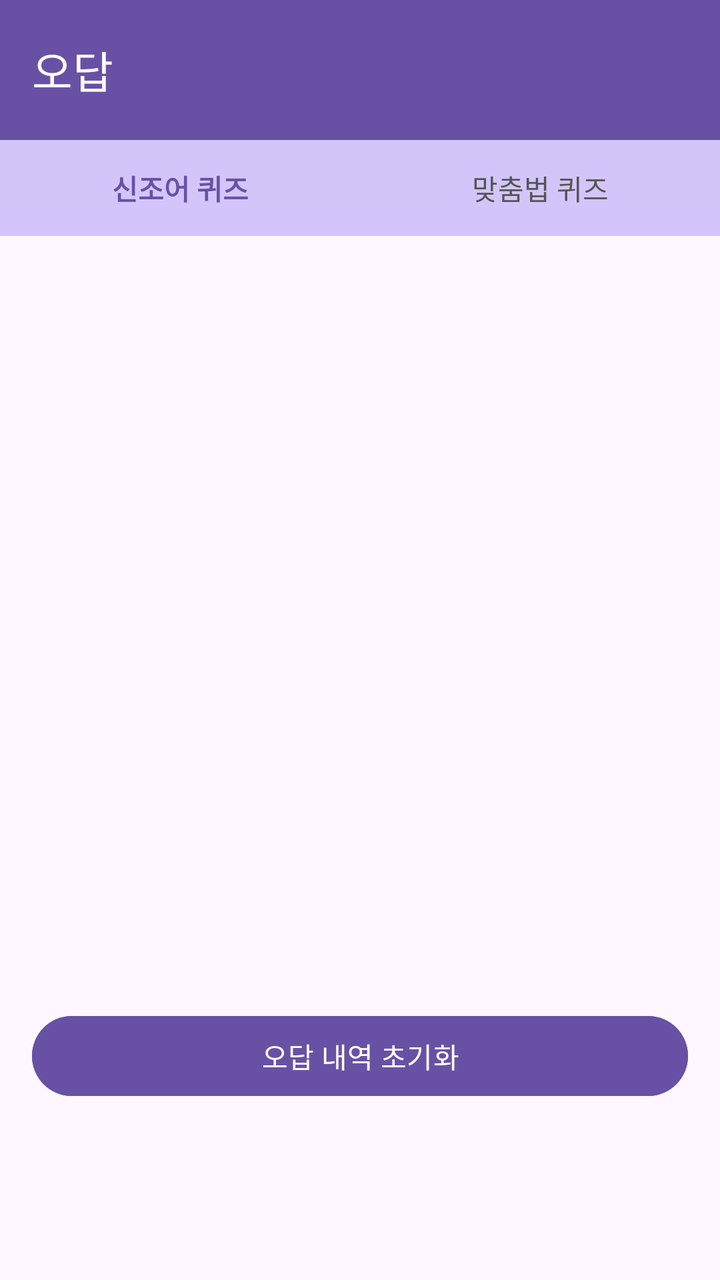
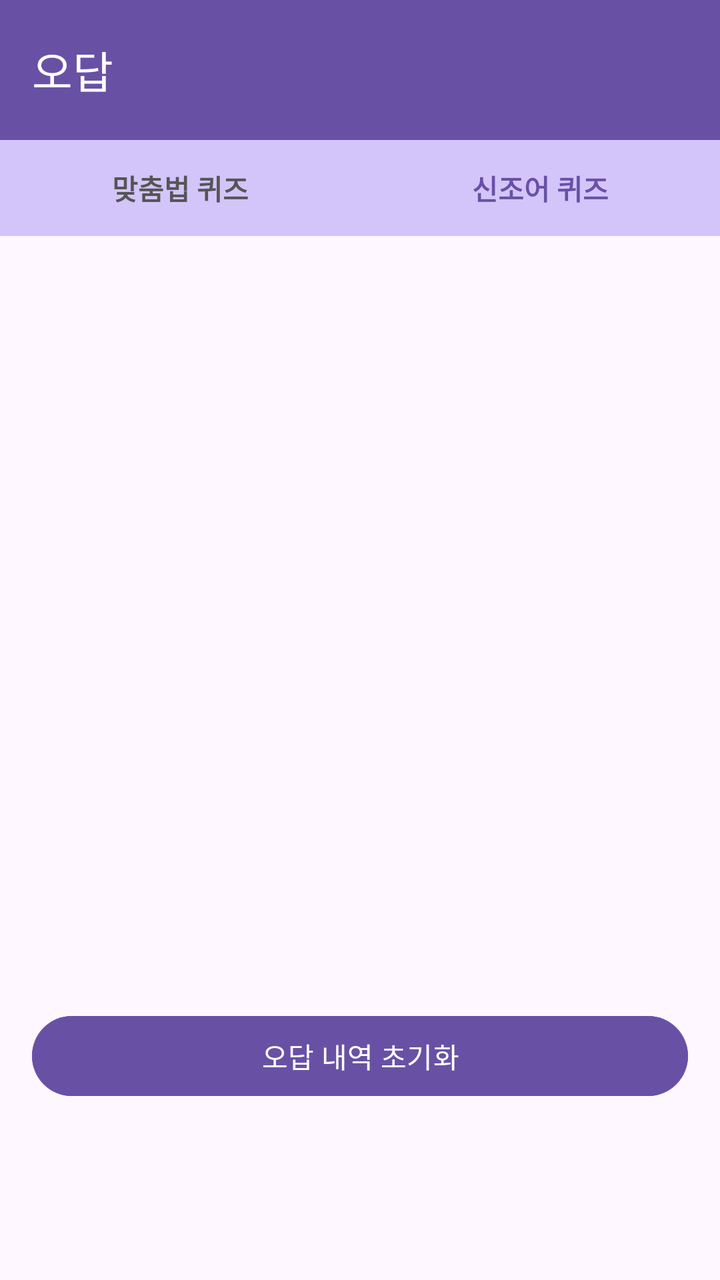

An Android layout rendered at two revisions. The XML below is the earlier revision; the diff shows what the commit changed to produce the second picture.
<!-- AndroidManifest.xml: application theme Theme.GURU2 -->
<!-- res/layout/activity_wrong_note.xml -->
<?xml version="1.0" encoding="utf-8"?>
<androidx.constraintlayout.widget.ConstraintLayout
    xmlns:android="http://schemas.android.com/apk/res/android"
    xmlns:app="http://schemas.android.com/apk/res-auto"
    xmlns:tools="http://schemas.android.com/tools"
    android:layout_width="match_parent"
    android:layout_height="match_parent">

    
    <com.google.android.material.appbar.MaterialToolbar
        android:id="@+id/toolbar"
        android:layout_width="0dp"
        android:layout_height="70dp"
        android:background="#6851A5"
        app:title="오답"
        app:titleTextColor="@android:color/white"
        app:layout_constraintTop_toTopOf="parent"
        app:layout_constraintStart_toStartOf="parent"
        app:layout_constraintEnd_toEndOf="parent"/>

    
    <LinearLayout
        android:id="@+id/subBar"
        android:layout_width="0dp"
        android:layout_height="48dp"
        android:orientation="horizontal"
        android:background="#FFFFFF"
        app:layout_constraintTop_toBottomOf="@id/toolbar"
        app:layout_constraintStart_toStartOf="parent"
        app:layout_constraintEnd_toEndOf="parent">

        <TextView
            android:id="@+id/btnSlang"
            android:layout_width="0dp"
            android:layout_height="match_parent"
            android:layout_weight="1"
            android:background="@color/choice_default"
            android:gravity="center"
            android:text="신조어 퀴즈"
            android:textColor="#6851A5"
            android:textStyle="bold" />

        <TextView
            android:id="@+id/btnGrammar"
            android:layout_width="0dp"
            android:layout_height="match_parent"
            android:layout_weight="1"
            android:background="@color/choice_default"
            android:gravity="center"
            android:text="맞춤법 퀴즈"
            android:textColor="#555555" />
    </LinearLayout>

    
    <Button
        android:id="@+id/btnClearWrong"
        android:layout_width="0dp"
        android:layout_height="48dp"
        android:layout_marginStart="16dp"
        android:layout_marginEnd="16dp"
        android:layout_marginBottom="88dp"
        android:backgroundTint="@color/choice_selected"
        android:text="오답 내역 초기화"
        android:textColor="@color/white"
        app:layout_constraintBottom_toBottomOf="parent"
        app:layout_constraintEnd_toEndOf="parent"
        app:layout_constraintStart_toStartOf="parent" />

    
    <FrameLayout
        android:id="@+id/contentContainer"
        android:layout_width="0dp"
        android:layout_height="0dp"
        app:layout_constraintBottom_toTopOf="@id/btnClearWrong"
        app:layout_constraintEnd_toEndOf="parent"
        app:layout_constraintHorizontal_bias="1.0"
        app:layout_constraintStart_toStartOf="parent"
        app:layout_constraintTop_toBottomOf="@id/subBar"
        app:layout_constraintVertical_bias="0.0" />

</androidx.constraintlayout.widget.ConstraintLayout>
<!-- resources referenced by this layout -->
<resources>
  <color name="choice_default">#D3C5FA</color>
  <color name="choice_selected">#6851A5</color>
  <color name="white">#FFFFFFFF</color>
  <style name="Theme.GURU2" parent="Base.Theme.GURU2" />
  <style name="Base.Theme.GURU2" parent="Theme.Material3.DayNight.NoActionBar">
          
          
      </style>
</resources>

<!-- the commit's change to res/layout/activity_wrong_note.xml (unified diff, before → after) -->
@@ -30,6 +30,17 @@
         app:layout_constraintEnd_toEndOf="parent">
 
         <TextView
+            android:id="@+id/btnGrammar"
+            android:layout_width="0dp"
+            android:layout_height="match_parent"
+            android:layout_weight="1"
+            android:background="@color/choice_default"
+            android:gravity="center"
+            android:text="맞춤법 퀴즈"
+            android:textColor="#555555"
+            android:textStyle="bold" />
+
+        <TextView
             android:id="@+id/btnSlang"
             android:layout_width="0dp"
             android:layout_height="match_parent"
@@ -39,16 +50,6 @@
             android:text="신조어 퀴즈"
             android:textColor="#6851A5"
             android:textStyle="bold" />
-
-        <TextView
-            android:id="@+id/btnGrammar"
-            android:layout_width="0dp"
-            android:layout_height="match_parent"
-            android:layout_weight="1"
-            android:background="@color/choice_default"
-            android:gravity="center"
-            android:text="맞춤법 퀴즈"
-            android:textColor="#555555" />
     </LinearLayout>
 
     
